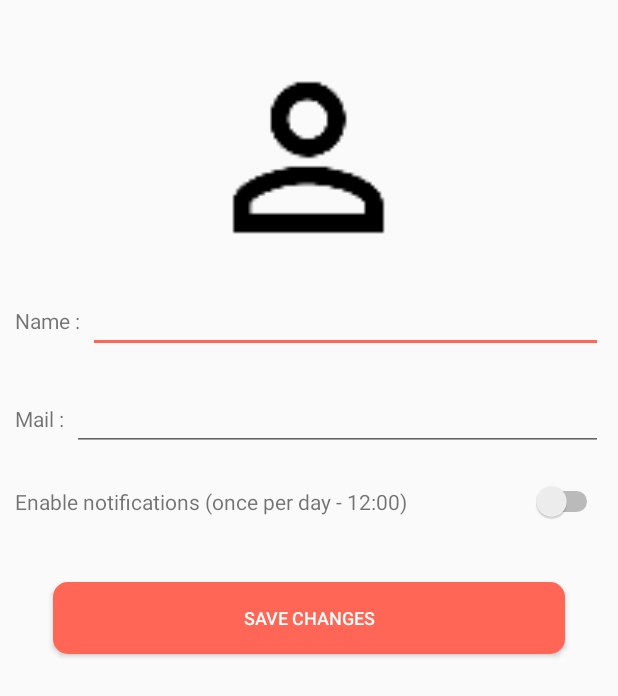
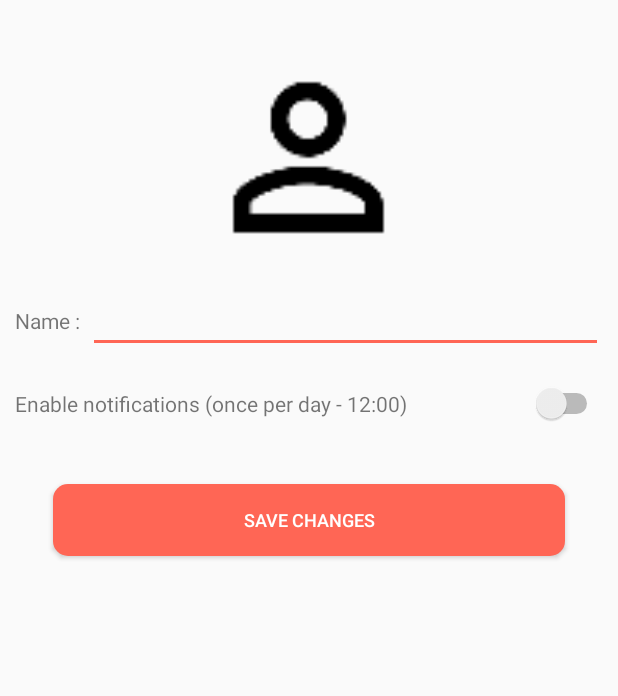
Before and after one commit to AnthonyMineo/GoForLunch, an Android app: the layout activity_settings.xml on its own in the app's theme, with its tools: preview values and no code run, on a phone screen of 412 x 824 dp. Shown: the top 696 px of the screen. Run offline under Robolectric (Android 15) with nearby library versions, the phone set to English and light mode, and no system bars.

Commit message:
settings change

```diff
--- a/app/src/main/res/layout/activity_settings.xml
+++ b/app/src/main/res/layout/activity_settings.xml
@@ -26,26 +26,6 @@
 
         <EditText
             android:id="@+id/user_name_edit_text"
-            android:layout_width="match_parent"
-            android:layout_height="wrap_content"
-            android:imeOptions="actionDone"
-            android:singleLine="true"/>
-
-    </LinearLayout>
-
-    <LinearLayout
-        android:layout_width="match_parent"
-        android:layout_height="wrap_content"
-        android:layout_margin="10dp">
-
-        <TextView
-            android:layout_width="wrap_content"
-            android:layout_height="wrap_content"
-            android:text="Mail :"
-            android:layout_marginRight="5dp" />
-
-        <EditText
-            android:id="@+id/user_mail_edit_text"
             android:layout_width="match_parent"
             android:layout_height="wrap_content"
             android:imeOptions="actionDone"
--- a/app/src/main/res/values/strings.xml
+++ b/app/src/main/res/values/strings.xml
@@ -46,6 +46,7 @@
     <string name="notifications_text">Enable notifications (once per day - 12:00)</string>
     <string name="save_changes_text">Save changes</string>
     <string name="update_done">Update done !</string>
+    <string name="update_failed">You can\'t save empty field !</string>
     <string name="text_notif_valid1">You choose to lunch at</string>
     <string name="text_notif_valid2">with</string>
 
```
Also changed, not shown: app/src/main/java/com/denma/goforlunch/Controllers/Activities/SettingsActivity.java (+4 -9 lines), 1 other file.
